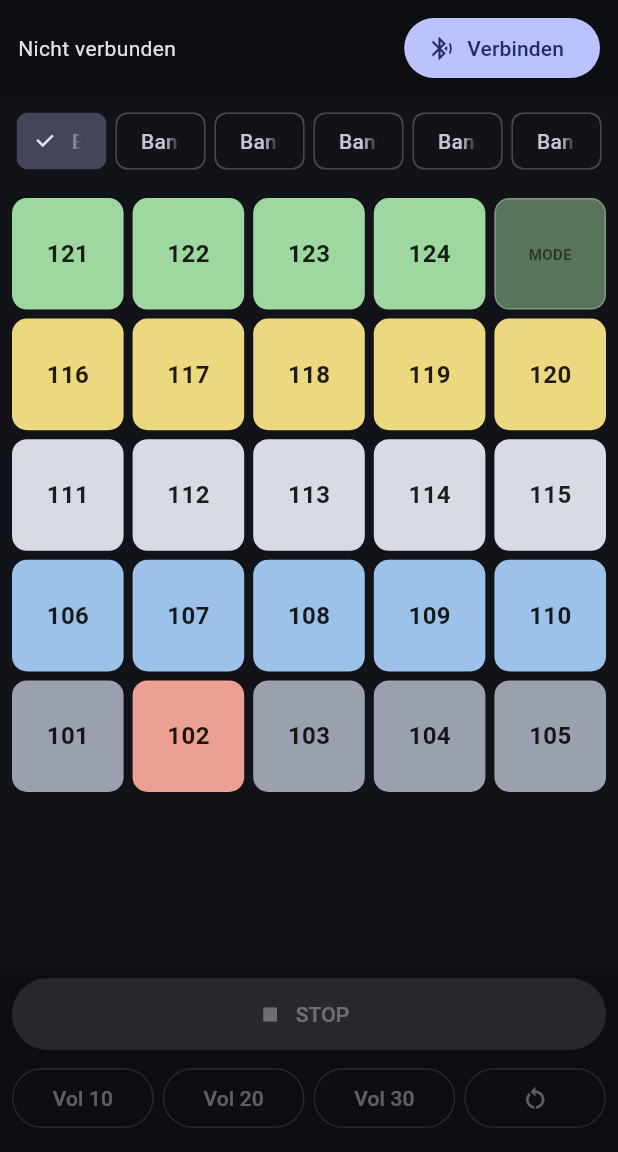
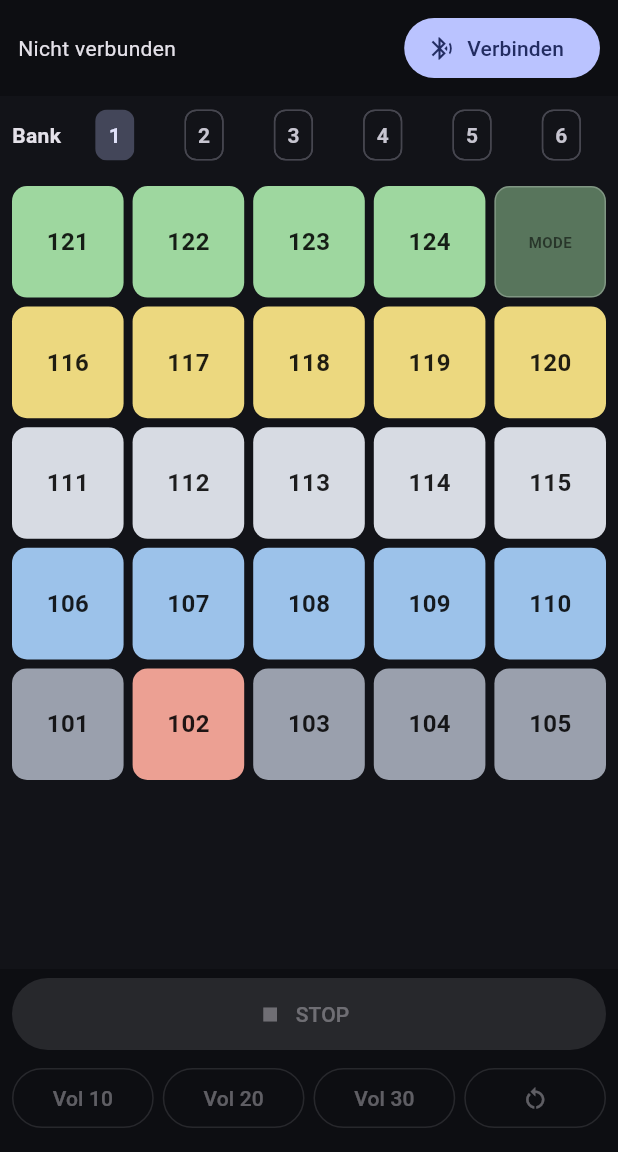
Before and after one commit to 11lein/Soundboard, a Flutter app: the screen it shows after launch, on a phone screen of 412 x 824 dp, the part 84-1236 px from its top. Run offline on Flutter 3.47's test engine with Material 3 defaults, Android fonts, the phone set to English and light mode, and no system bars; our stand-ins replace permission_handler.

Commit message:
App: compact bank selector with a "Bank" label (1–6)
The Bank chips were truncating to "Ba"; show plain numbers 1–6 with a leading
"Bank" label, no checkmark, compact density.

Co-Authored-By: Claude Opus 4.8 <noreply@anthropic.com>

```diff
--- a/app/lib/home_page.dart
+++ b/app/lib/home_page.dart
@@ -147,12 +147,19 @@ class _HomePageState extends State<HomePage> {
       padding: const EdgeInsets.symmetric(horizontal: 8, vertical: 6),
       child: Row(
         children: [
+          const Padding(
+            padding: EdgeInsets.only(right: 6),
+            child: Text('Bank', style: TextStyle(fontWeight: FontWeight.bold)),
+          ),
           for (int b = 1; b <= 6; b++)
             Expanded(
               child: Padding(
                 padding: const EdgeInsets.symmetric(horizontal: 3),
                 child: ChoiceChip(
-                  label: Text('Bank $b'),
+                  label: Text('$b', style: const TextStyle(fontWeight: FontWeight.bold)),
+                  labelPadding: EdgeInsets.zero,
+                  showCheckmark: false,
+                  visualDensity: VisualDensity.compact,
                   selected: controller.activeBank == b,
                   onSelected: (_) => controller.setBank(b),
                 ),
```
